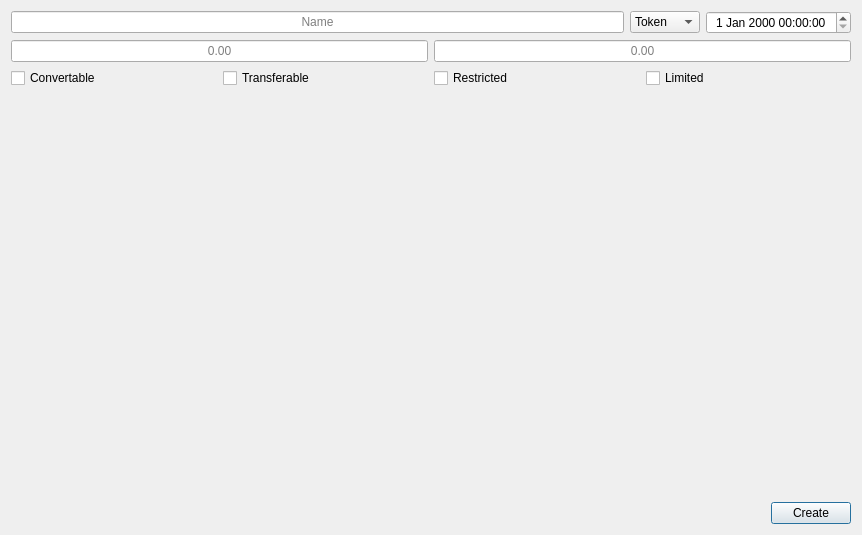
Above: src/qt/forms/newassetpage.ui from Crowndev/crown before the change. Below: the same form after it.
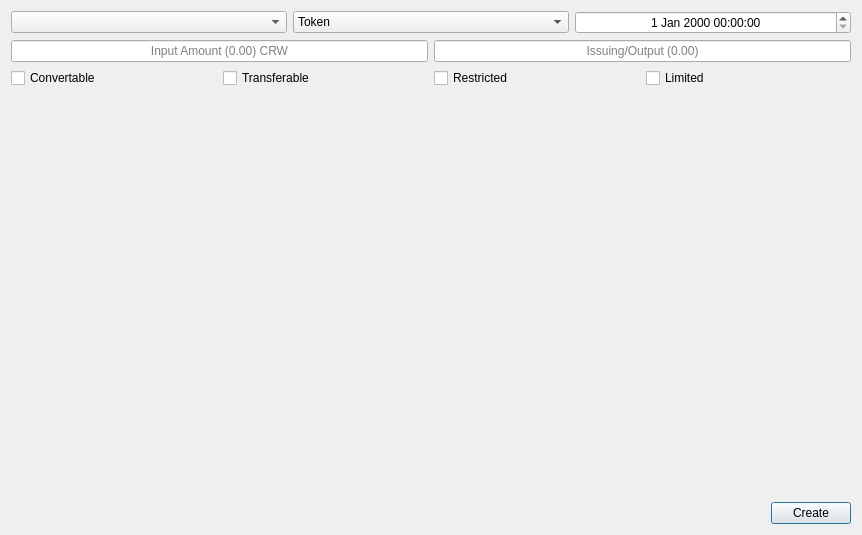
That is the form after the change.

Diff of the .ui file:
```diff
--- a/src/qt/forms/newassetpage.ui
+++ b/src/qt/forms/newassetpage.ui
@@ -21,17 +21,7 @@
        <item>
         <layout class="QHBoxLayout" name="horizontalLayout">
          <item>
-          <widget class="QLineEdit" name="name">
-           <property name="enabled">
-            <bool>true</bool>
-           </property>
-           <property name="alignment">
-            <set>Qt::AlignCenter</set>
-           </property>
-           <property name="placeholderText">
-            <string>Name</string>
-           </property>
-          </widget>
+          <widget class="QComboBox" name="contractcomboBox"/>
          </item>
          <item>
           <widget class="QComboBox" name="typecomboBox">
@@ -88,7 +78,7 @@
             <set>Qt::AlignCenter</set>
            </property>
            <property name="placeholderText">
-            <string extracomment="Input Amount">0.00</string>
+            <string extracomment="Input Amount">Input Amount (0.00) CRW</string>
            </property>
           </widget>
          </item>
@@ -98,7 +88,7 @@
             <set>Qt::AlignCenter</set>
            </property>
            <property name="placeholderText">
-            <string extracomment="Output Amount">0.00</string>
+            <string extracomment="Output Amount">Issuing/Output (0.00)</string>
            </property>
           </widget>
          </item>
```
